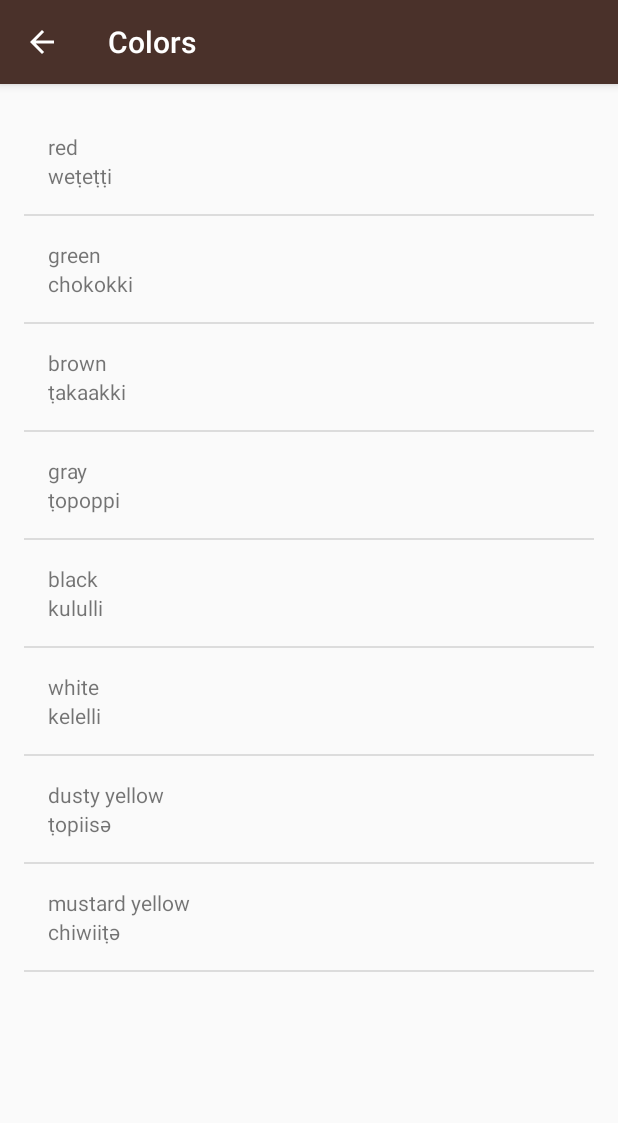
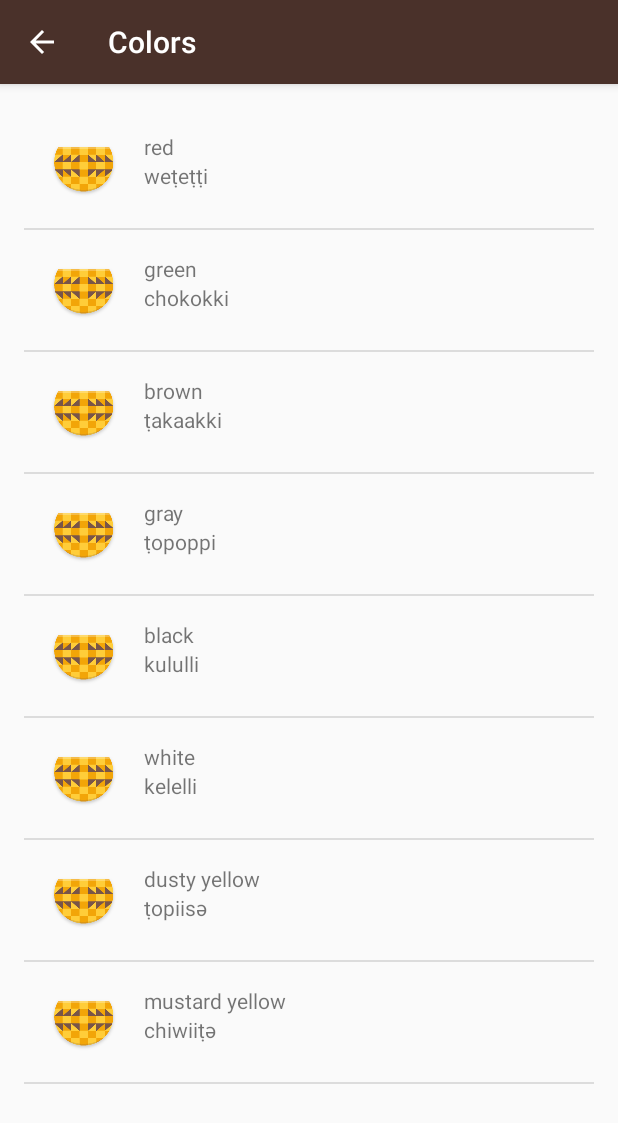
Before and after one commit to pedpess/android-miwok, an Android app: the ColorsActivity screen opened directly, with no data from a screen before it, on a phone screen of 412 x 824 dp. Shown: the top 1123 px of the screen. Run offline under Robolectric (Android 15) with nearby library versions, the phone set to English and light mode, and no system bars.

Commit message:
Add ImageView into the list_item

```diff
--- a/app/src/main/res/layout/list_item.xml
+++ b/app/src/main/res/layout/list_item.xml
@@ -1,22 +1,36 @@
 <?xml version="1.0" encoding="utf-8"?>
-<LinearLayout
-    xmlns:android="http://schemas.android.com/apk/res/android"
+<LinearLayout xmlns:android="http://schemas.android.com/apk/res/android"
     xmlns:tools="http://schemas.android.com/tools"
-    android:orientation="vertical"
     android:layout_width="match_parent"
     android:layout_height="match_parent"
+    android:orientation="horizontal"
     android:padding="16dp">
+
+    <ImageView
+        android:id="@+id/image"
+        android:layout_width="wrap_content"
+        android:layout_height="wrap_content"
+        android:src="@mipmap/ic_launcher" />
+
+
+    <LinearLayout
+        android:id="@+id/text_container"
+        android:paddingLeft="16dp"
+        android:layout_width="match_parent"
+        android:layout_height="match_parent"
+        android:orientation="vertical">
 
         <TextView
             android:id="@+id/miwok_text_view"
             android:layout_width="match_parent"
             android:layout_height="wrap_content"
-        tools:text="lutti"/>
+            tools:text="lutti" />
 
         <TextView
             android:id="@+id/default_text_view"
             android:layout_width="match_parent"
             android:layout_height="wrap_content"
-        tools:text="one"/>
+            tools:text="one" />
+    </LinearLayout>
 
 </LinearLayout>
```
Also changed, not shown: 2 other files. Lines whose indentation alone changed are shown as unchanged.
